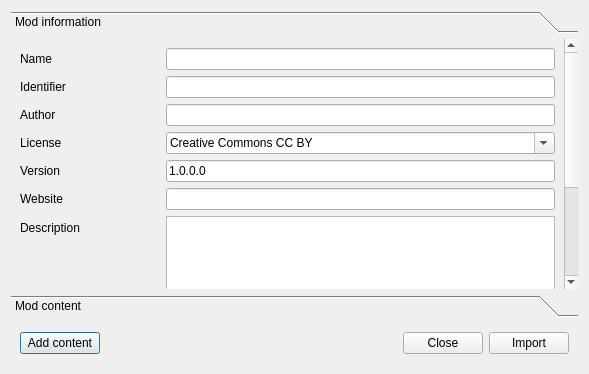
This is src/modimporter.ui in kriana/SilVerPLuM as Qt 5 draws it before an edit. The edited form follows.
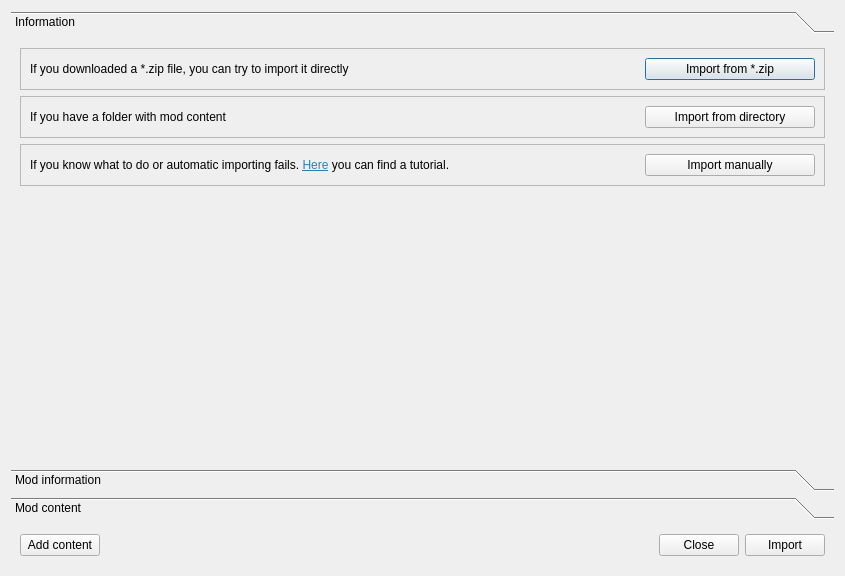
This is the edited form. Icons and pictures are not drawn. Custom widgets are drawn as their Qt base class.

What changed in the file:
```diff
--- a/src/modimporter.ui
+++ b/src/modimporter.ui
@@ -6,8 +6,8 @@
    <rect>
     <x>0</x>
     <y>0</y>
-    <width>589</width>
-    <height>374</height>
+    <width>845</width>
+    <height>576</height>
    </rect>
   </property>
   <property name="windowTitle">
@@ -22,12 +22,155 @@
      <property name="currentIndex">
       <number>0</number>
      </property>
+     <widget class="QWidget" name="infoPage">
+      <attribute name="label">
+       <string>Information</string>
+      </attribute>
+      <layout class="QVBoxLayout" name="verticalLayout_4">
+       <item>
+        <widget class="QFrame" name="frame">
+         <property name="frameShape">
+          <enum>QFrame::StyledPanel</enum>
+         </property>
+         <property name="frameShadow">
+          <enum>QFrame::Raised</enum>
+         </property>
+         <layout class="QHBoxLayout" name="horizontalLayout_2">
+          <item>
+           <widget class="QLabel" name="label_9">
+            <property name="sizePolicy">
+             <sizepolicy hsizetype="Expanding" vsizetype="Preferred">
+              <horstretch>0</horstretch>
+              <verstretch>0</verstretch>
+             </sizepolicy>
+            </property>
+            <property name="text">
+             <string>If you downloaded a *.zip file, you can try to import it directly</string>
+            </property>
+           </widget>
+          </item>
+          <item>
+           <widget class="QPushButton" name="btnImportZip">
+            <property name="minimumSize">
+             <size>
+              <width>170</width>
+              <height>0</height>
+             </size>
+            </property>
+            <property name="text">
+             <string>Import from *.zip</string>
+            </property>
+            <property name="icon">
+             <iconset theme="document-import"/>
+            </property>
+           </widget>
+          </item>
+         </layout>
+        </widget>
+       </item>
+       <item>
+        <widget class="QFrame" name="frame_2">
+         <property name="frameShape">
+          <enum>QFrame::StyledPanel</enum>
+         </property>
+         <property name="frameShadow">
+          <enum>QFrame::Raised</enum>
+         </property>
+         <layout class="QHBoxLayout" name="horizontalLayout_3">
+          <item>
+           <widget class="QLabel" name="label_10">
+            <property name="sizePolicy">
+             <sizepolicy hsizetype="Expanding" vsizetype="Preferred">
+              <horstretch>0</horstretch>
+              <verstretch>0</verstretch>
+             </sizepolicy>
+            </property>
+            <property name="text">
+             <string>If you have a folder with mod content</string>
+            </property>
+           </widget>
+          </item>
+          <item>
+           <widget class="QPushButton" name="btnImportDirectory">
+            <property name="minimumSize">
+             <size>
+              <width>170</width>
+              <height>0</height>
+             </size>
+            </property>
+            <property name="text">
+             <string>Import from directory</string>
+            </property>
+            <property name="icon">
+             <iconset theme="document-import"/>
+            </property>
+           </widget>
+          </item>
+         </layout>
+        </widget>
+       </item>
+       <item>
+        <widget class="QFrame" name="frame_3">
+         <property name="frameShape">
+          <enum>QFrame::StyledPanel</enum>
+         </property>
+         <property name="frameShadow">
+          <enum>QFrame::Raised</enum>
+         </property>
+         <layout class="QHBoxLayout" name="horizontalLayout_4">
+          <item>
+           <widget class="QLabel" name="label_11">
+            <property name="sizePolicy">
+             <sizepolicy hsizetype="Expanding" vsizetype="Preferred">
+              <horstretch>0</horstretch>
+              <verstretch>0</verstretch>
+             </sizepolicy>
+            </property>
+            <property name="text">
+             <string>&lt;html&gt;&lt;head/&gt;&lt;body&gt;&lt;p&gt;If you know what to do or automatic importing fails. &lt;a href=&quot;https://github.com/rumangerst/SilVerPLuM/wiki/Modding-tutorial:-Use-the-mod-importer&quot;&gt;&lt;span style=&quot; text-decoration: underline; color:#2980b9;&quot;&gt;Here&lt;/span&gt;&lt;/a&gt; you can find a tutorial.&lt;/p&gt;&lt;/body&gt;&lt;/html&gt;</string>
+            </property>
+           </widget>
+          </item>
+          <item>
+           <widget class="QPushButton" name="btnImportManually">
+            <property name="minimumSize">
+             <size>
+              <width>170</width>
+              <height>0</height>
+             </size>
+            </property>
+            <property name="text">
+             <string>Import manually</string>
+            </property>
+            <property name="icon">
+             <iconset theme="document-import"/>
+            </property>
+           </widget>
+          </item>
+         </layout>
+        </widget>
+       </item>
+       <item>
+        <spacer name="verticalSpacer_2">
+         <property name="orientation">
+          <enum>Qt::Vertical</enum>
+         </property>
+         <property name="sizeHint" stdset="0">
+          <size>
+           <width>20</width>
+           <height>0</height>
+          </size>
+         </property>
+        </spacer>
+       </item>
+      </layout>
+     </widget>
      <widget class="QWidget" name="modInfoPage">
       <property name="geometry">
        <rect>
         <x>0</x>
         <y>0</y>
-        <width>557</width>
+        <width>813</width>
         <height>484</height>
        </rect>
       </property>
```
Left out of the diff: 4 changed lines with no effect on the pictures.
